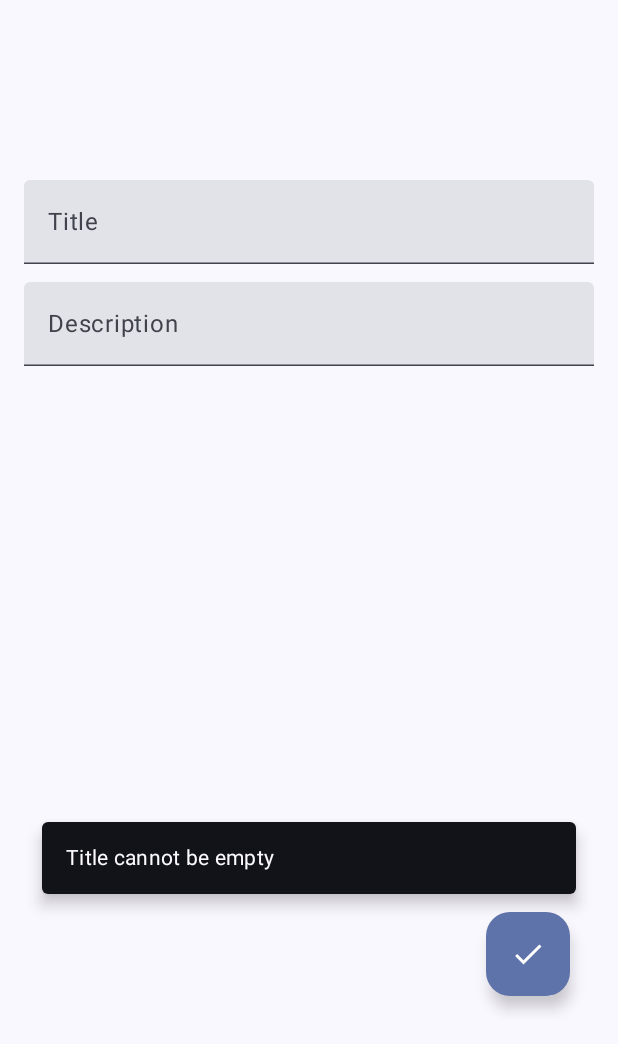
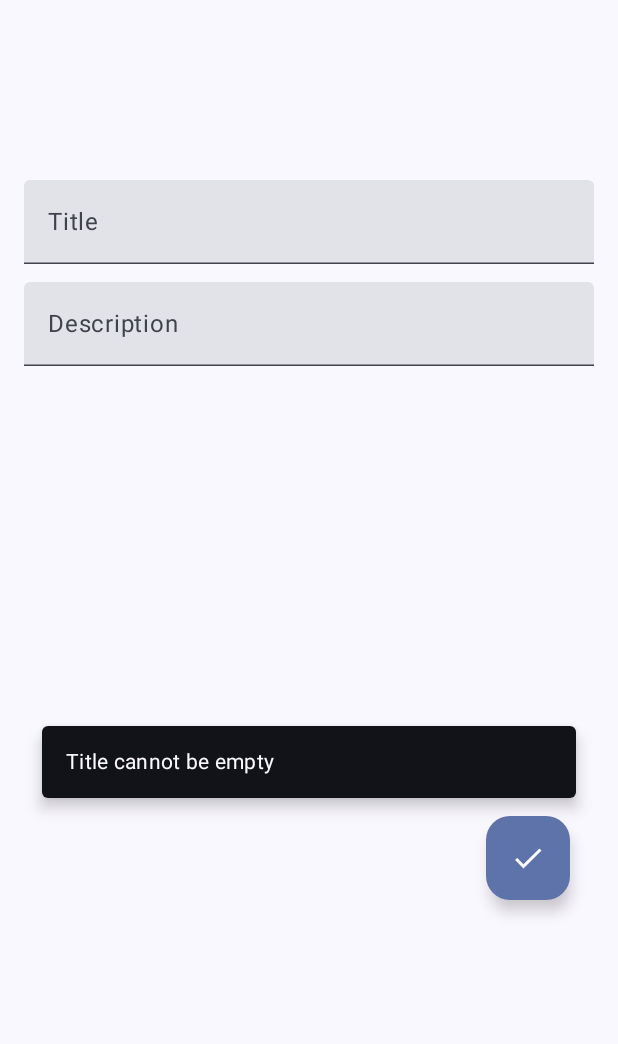
Before and after one commit to glitchcodes/todo-app, an Android app built with Jetpack Compose: the composable AddEditScreen shown on its own in the app's theme, after a tap on "Save", on a phone screen of 412 x 824 dp, the part 192-1236 px from its top. Run offline under Robolectric (Android 15) with nearby library versions, the phone set to English and light mode, and no system bars; our stand-ins replace Dagger/Hilt's generated code, Firebase (no records; nobody signed in at launch, a user with empty details on screens opened directly).

Commit message:
fix floating action bar hiding behind navigation bar

```diff
--- a/app/src/main/java/com/example/todoappcompose/ui/add_edit_todo/AddEditTodoScreen.kt
+++ b/app/src/main/java/com/example/todoappcompose/ui/add_edit_todo/AddEditTodoScreen.kt
@@ -28,7 +28,6 @@ import androidx.compose.ui.unit.dp
 import androidx.compose.ui.unit.sp
 import androidx.hilt.navigation.compose.hiltViewModel
 import com.example.todoappcompose.util.UIEvent
-import kotlinx.coroutines.flow.collect
 
 @SuppressLint("UnusedMaterial3ScaffoldPaddingParameter")
 @Composable
@@ -61,7 +60,9 @@ fun AddEditScreen(
         floatingActionButton = {
             FloatingActionButton(onClick = {
                 viewModel.onEvent(AddEditTodoEvent.OnSaveTodoClick)
-            }) {
+            },
+                modifier = Modifier.padding(bottom = 64.dp)
+            ) {
                 Icon(imageVector = Icons.Default.Check, contentDescription = "Save")
             }
         },
```
